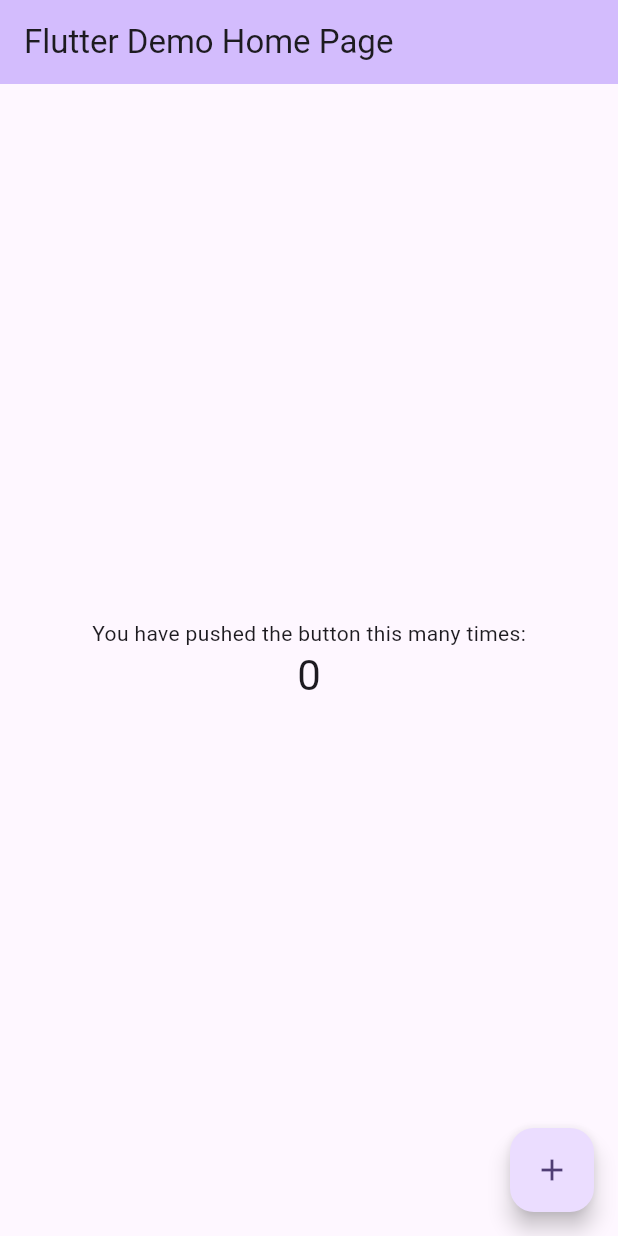
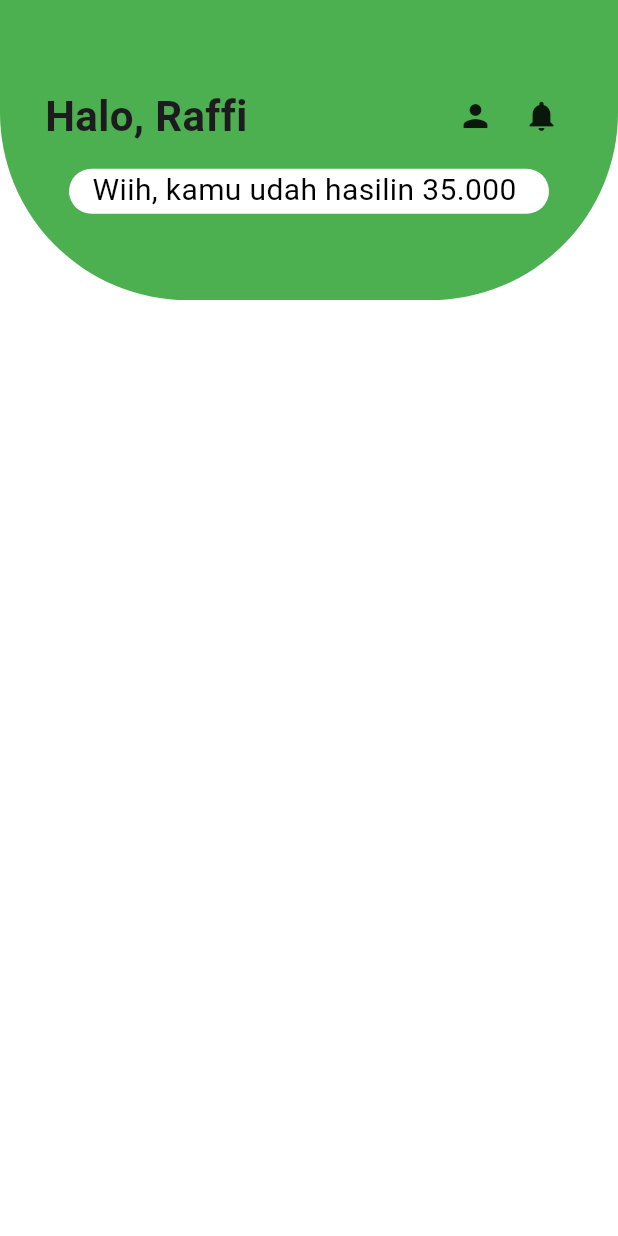
Before and after one commit to AstriaLfy/Resikin, a Flutter app: the screen it shows after launch, on a phone screen of 412 x 824 dp. Run offline on Flutter 3.47's test engine with Material 3 defaults, Android fonts, the phone set to English and light mode, and no system bars.

Commit message:
Header Beranda done TO DO: -Icons ganti ke buttonIcons -Add Shadow

```diff
--- a/lib/main.dart
+++ b/lib/main.dart
@@ -1,122 +1,73 @@
 import 'package:flutter/material.dart';
+import 'page/beranda.dart';
 
 void main() {
-  runApp(const MyApp());
+  runApp(MaterialApp(home: Halaman1()));
 }
 
-class MyApp extends StatelessWidget {
-  const MyApp({super.key});
-
-  // This widget is the root of your application.
+class Halaman1 extends StatelessWidget {
   @override
   Widget build(BuildContext context) {
-    return MaterialApp(
-      title: 'Flutter Demo',
-      theme: ThemeData(
-        // This is the theme of your application.
-        //
-        // TRY THIS: Try running your application with "flutter run". You'll see
-        // the application has a purple toolbar. Then, without quitting the app,
-        // try changing the seedColor in the colorScheme below to Colors.green
-        // and then invoke "hot reload" (save your changes or press the "hot
-        // reload" button in a Flutter-supported IDE, or press "r" if you used
-        // the command line to start the app).
-        //
-        // Notice that the counter didn't reset back to zero; the application
-        // state is not lost during the reload. To reset the state, use hot
-        // restart instead.
-        //
-        // This works for code too, not just values: Most code changes can be
-        // tested with just a hot reload.
-        colorScheme: ColorScheme.fromSeed(seedColor: Colors.deepPurple),
+    return Scaffold(
+      backgroundColor: Colors.white,
+      body: Column(
+        children: [
+          Container(
+            width: 420,
+            height: 200,
+            decoration: BoxDecoration(
+              color: Colors.green,
+              borderRadius: BorderRadius.only(
+                bottomLeft: Radius.circular(125.0),
+                bottomRight: Radius.circular(125.0),
+              ),
+            ),
+            child: Padding(
+              padding: const EdgeInsets.symmetric(horizontal: 30.0),
+              child: Column(
+                mainAxisAlignment: MainAxisAlignment.center,
+                crossAxisAlignment: CrossAxisAlignment.start, // Mengatur kolom ke kiri
+                children: [
+                  Row(
+                    children: [
+                      Text(
+                        "Halo, Raffi",
+                        style: TextStyle(fontSize: 28, fontWeight: FontWeight.w600),
+                        textAlign: TextAlign.left,
+                      ),
+
+                      SizedBox(width: 140,),
+                      Icon(Icons.person), //ganti menjadi iconButton
+                      SizedBox(width: 20,),
+                      Icon(Icons.notifications)
+
+                    ],
+                  ),
+
+                  SizedBox(height: 15),
+                  Center(
+                    child:   Container(
+                      decoration: BoxDecoration(
+                        borderRadius: BorderRadius.circular(30),
+                        color: Colors.white,
+                      ),
+                      width: 320,
+                      height: 30,
+                      child: Center(
+                        child: Text(
+                          "   Wiih, kamu udah hasilin 35.000 Koin!",
+                          style: TextStyle(color: Colors.black, fontSize: 20),
+                        ),
+                      ),
+                    ),
+                  )
+
+                ],
+              ),
+            ),
+          ),
+        ],
       ),
-      home: const MyHomePage(title: 'Flutter Demo Home Page'),
     );
   }
 }
-
-class MyHomePage extends StatefulWidget {
-  const MyHomePage({super.key, required this.title});
-
-  // This widget is the home page of your application. It is stateful, meaning
-  // that it has a State object (defined below) that contains fields that affect
-  // how it looks.
-
-  // This class is the configuration for the state. It holds the values (in this
-  // case the title) provided by the parent (in this case the App widget) and
-  // used by the build method of the State. Fields in a Widget subclass are
-  // always marked "final".
-
-  final String title;
-
-  @override
-  State<MyHomePage> createState() => _MyHomePageState();
-}
-
-class _MyHomePageState extends State<MyHomePage> {
-  int _counter = 0;
-
-  void _incrementCounter() {
-    setState(() {
-      // This call to setState tells the Flutter framework that something has
-      // changed in this State, which causes it to rerun the build method below
-      // so that the display can reflect the updated values. If we changed
-      // _counter without calling setState(), then the build method would not be
-      // called again, and so nothing would appear to happen.
-      _counter++;
-    });
-  }
-
-  @override
-  Widget build(BuildContext context) {
-    // This method is rerun every time setState is called, for instance as done
-    // by the _incrementCounter method above.
-    //
-    // The Flutter framework has been optimized to make rerunning build methods
-    // fast, so that you can just rebuild anything that needs updating rather
-    // than having to individually change instances of widgets.
-    return Scaffold(
-      appBar: AppBar(
-        // TRY THIS: Try changing the color here to a specific color (to
-        // Colors.amber, perhaps?) and trigger a hot reload to see the AppBar
-        // change color while the other colors stay the same.
-        backgroundColor: Theme.of(context).colorScheme.inversePrimary,
-        // Here we take the value from the MyHomePage object that was created by
-        // the App.build method, and use it to set our appbar title.
-        title: Text(widget.title),
-      ),
-      body: Center(
-        // Center is a layout widget. It takes a single child and positions it
-        // in the middle of the parent.
-        child: Column(
-          // Column is also a layout widget. It takes a list of children and
-          // arranges them vertically. By default, it sizes itself to fit its
-          // children horizontally, and tries to be as tall as its parent.
-          //
-          // Column has various properties to control how it sizes itself and
-          // how it positions its children. Here we use mainAxisAlignment to
-          // center the children vertically; the main axis here is the vertical
-          // axis because Columns are vertical (the cross axis would be
-          // horizontal).
-          //
-          // TRY THIS: Invoke "debug painting" (choose the "Toggle Debug Paint"
-          // action in the IDE, or press "p" in the console), to see the
-          // wireframe for each widget.
-          mainAxisAlignment: MainAxisAlignment.center,
-          children: <Widget>[
-            const Text('You have pushed the button this many times:'),
-            Text(
-              '$_counter',
-              style: Theme.of(context).textTheme.headlineMedium,
-            ),
-          ],
-        ),
-      ),
-      floatingActionButton: FloatingActionButton(
-        onPressed: _incrementCounter,
-        tooltip: 'Increment',
-        child: const Icon(Icons.add),
-      ), // This trailing comma makes auto-formatting nicer for build methods.
-    );
-  }
-}
--- /dev/null
+++ b/lib/page/beranda.dart
@@ -0,0 +1,36 @@
+import 'package:flutter/material.dart';
+
+void main(){
+  runApp(MaterialApp(home: new beranda()));
+}
+
+class beranda extends StatelessWidget{
+  @override
+  Widget build(BuildContext context) {
+    return Scaffold(
+      backgroundColor: Colors.white,
+
+
+      body: Center(
+        child: new Column(
+          crossAxisAlignment: CrossAxisAlignment.stretch,
+          children: [
+            SizedBox(height: 20),
+            new Container(
+              decoration: BoxDecoration(
+                color: Colors.blue,
+                borderRadius: BorderRadius.circular(15),
+              ),
+              child: Center(
+                child: Text(
+                  "ppp",
+                  style: TextStyle(color: Colors.white, fontSize: 50),
+                ),
+              ),
+            ),
+          ],
+        ),
+      ),
+    );
+  }
+}
```
